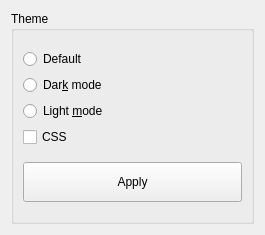
First picture: the form in Music_Generator/settings.ui, repository Jared-Gross/Algorhythm, before the edit.
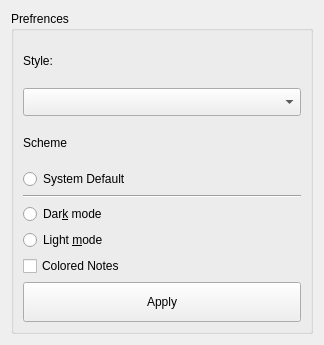
Second picture: the form after the edit.

```diff
--- a/Music_Generator/settings.ui
+++ b/Music_Generator/settings.ui
@@ -6,8 +6,8 @@
    <rect>
     <x>0</x>
     <y>0</y>
-    <width>265</width>
-    <height>235</height>
+    <width>324</width>
+    <height>345</height>
    </rect>
   </property>
   <property name="windowTitle">
@@ -17,15 +17,45 @@
    <item row="0" column="0">
     <widget class="QGroupBox" name="groupBox">
      <property name="title">
-      <string>Theme</string>
+      <string>Prefrences</string>
      </property>
      <layout class="QGridLayout" name="gridLayout_4">
       <item row="0" column="0">
        <layout class="QVBoxLayout" name="verticalLayout">
+        <item>
+         <widget class="QLabel" name="label">
+          <property name="text">
+           <string>Style:</string>
+          </property>
+         </widget>
+        </item>
+        <item>
+         <widget class="QComboBox" name="comboBoxStyles">
+          <property name="font">
+           <font>
+            <pointsize>13</pointsize>
+           </font>
+          </property>
+         </widget>
+        </item>
+        <item>
+         <widget class="QLabel" name="label_2">
+          <property name="text">
+           <string>Scheme</string>
+          </property>
+         </widget>
+        </item>
         <item>
          <widget class="QRadioButton" name="radDefault">
           <property name="text">
-           <string>Default</string>
+           <string>System Default</string>
+          </property>
+         </widget>
+        </item>
+        <item>
+         <widget class="Line" name="line">
+          <property name="orientation">
+           <enum>Qt::Horizontal</enum>
           </property>
          </widget>
         </item>
@@ -46,7 +76,7 @@
         <item>
          <widget class="QCheckBox" name="customeCSS">
           <property name="text">
-           <string>CSS</string>
+           <string>Colored Notes</string>
           </property>
          </widget>
         </item>
```
